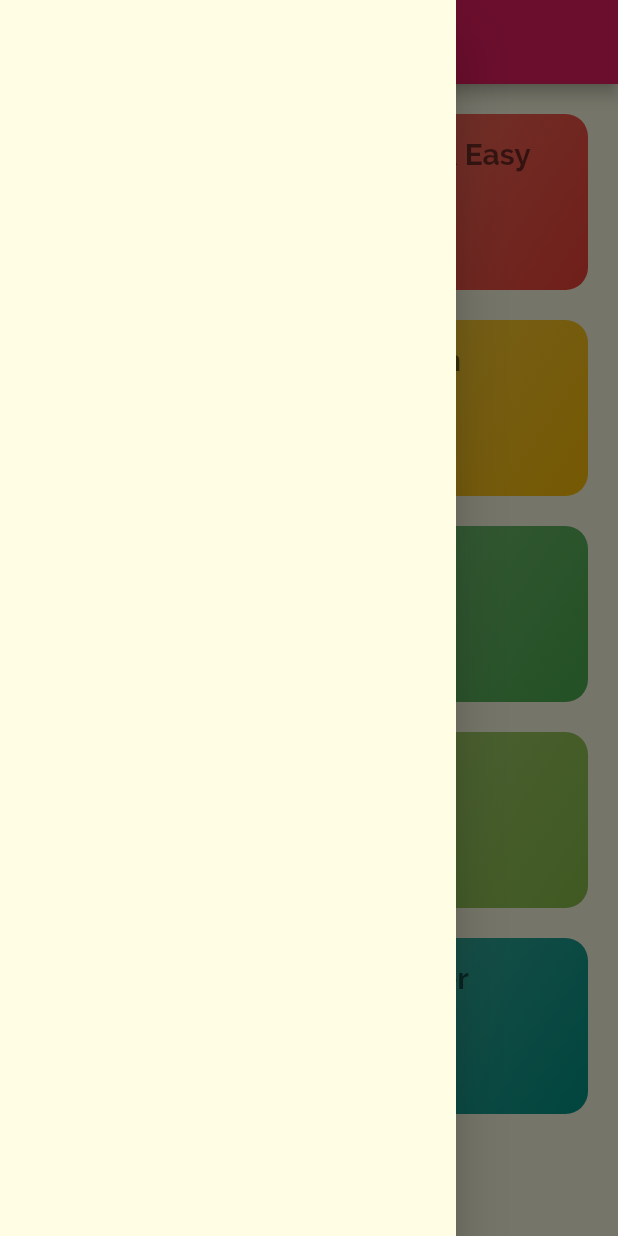
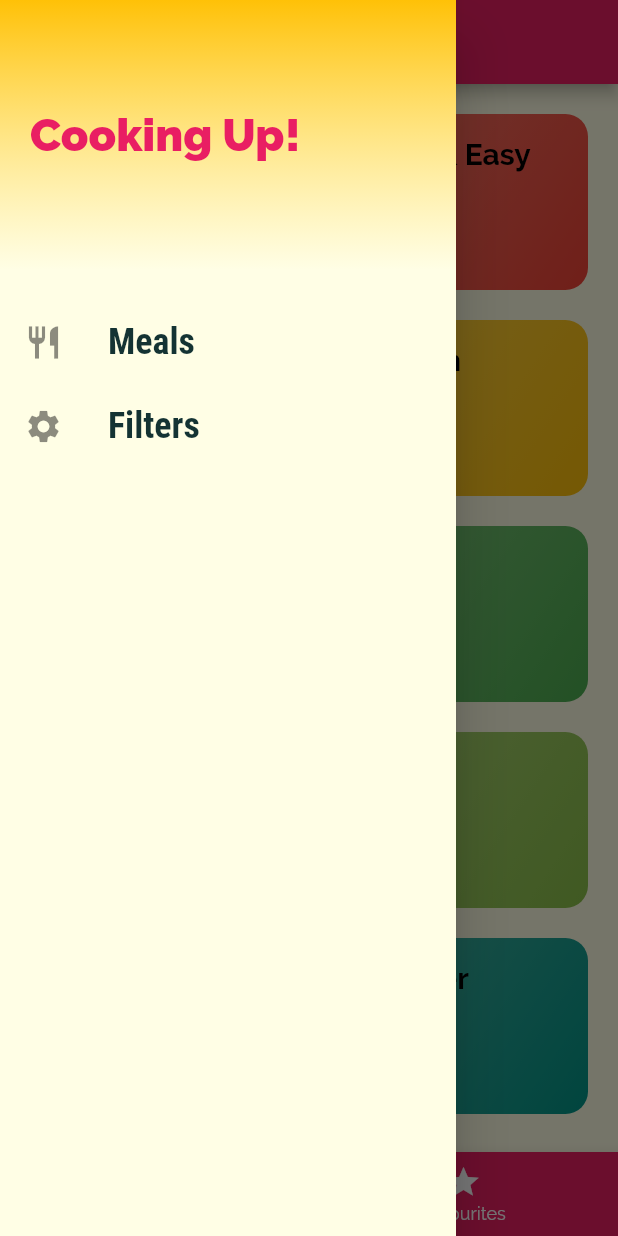
Before and after one commit to aditya3901/Flutter-Meals-App, a Flutter app: the screen it shows after launch, with the side drawer open, on a phone screen of 412 x 824 dp. Run offline on Flutter 3.47's test engine with Material 2 defaults, Android fonts, the phone set to English and light mode, and no system bars.

Commit message:
second commit

```diff
--- a/lib/main.dart
+++ b/lib/main.dart
@@ -1,6 +1,8 @@
 import 'package:flutter/material.dart';
-import 'package:meals_app/screens/categories_screen.dart';
 import 'package:meals_app/screens/category_meals_screen.dart';
+import 'package:meals_app/screens/filters_screen.dart';
+import 'package:meals_app/screens/meal_detail_screen.dart';
+import 'package:meals_app/screens/tabs_screen.dart';
 
 void main() => runApp(MyApp());
 
@@ -23,6 +25,7 @@ class MyApp extends StatelessWidget {
               ),
               headline1: const TextStyle(
                 fontSize: 20,
+                color: Colors.black,
                 // fontFamily: 'RobotoCondensed',
                 fontWeight: FontWeight.bold,
               ),
@@ -31,9 +34,20 @@ class MyApp extends StatelessWidget {
       // home: CategoriesScreen(),
       initialRoute: '/',
       routes: {
-        '/': (context) => CategoriesScreen(),
+        '/': (context) => TabsScreen(),
         CategoryMealsScreen.routeName: (context) => CategoryMealsScreen(),
+        MealDetailScreen.routeName: (context) => MealDetailScreen(),
+        FiltersScreen.routeName: (context) => FiltersScreen(),
       },
+      // onGenerateRoute: (settings) {
+      //   // if pushNamed() calls a route that is not defined in the routes table
+      //   return MaterialPageRoute(
+      //       builder: (context) =>
+      //           CategoriesScreen()); // then navigate to this route
+      // },
+      // onUnknownRoute: (settings) {
+      //   return MaterialPageRoute(builder: (context) => CategoriesScreen());
+      // },
     );
   }
 }
--- a/lib/screens/categories_screen.dart
+++ b/lib/screens/categories_screen.dart
@@ -5,17 +5,7 @@ import 'package:meals_app/dummy_data.dart';
 class CategoriesScreen extends StatelessWidget {
   @override
   Widget build(BuildContext context) {
-    return Scaffold(
-      appBar: AppBar(
-        title: const Text(
-          "Daily Meals",
-          style: TextStyle(
-            fontWeight: FontWeight.bold,
-          ),
-        ),
-      ),
-      drawer: Drawer(),
-      body: GridView(
+    return GridView(
       padding: const EdgeInsets.all(20),
       gridDelegate: const SliverGridDelegateWithMaxCrossAxisExtent(
         maxCrossAxisExtent: 200,
@@ -30,7 +20,6 @@ class CategoriesScreen extends StatelessWidget {
           data.color,
         );
       }).toList(),
-      ),
     );
   }
 }
--- /dev/null
+++ b/lib/screens/tabs_screen.dart
@@ -0,0 +1,60 @@
+import 'package:flutter/material.dart';
+import 'package:meals_app/screens/categories_screen.dart';
+import 'package:meals_app/screens/favourites_screen.dart';
+import 'package:meals_app/widgets/main_drawer.dart';
+
+class TabsScreen extends StatefulWidget {
+  @override
+  _TabsScreenState createState() => _TabsScreenState();
+}
+
+class _TabsScreenState extends State<TabsScreen> {
+  final List<Map<String, Object>> _pages = [
+    {
+      'page': CategoriesScreen(),
+      'title': 'Categories',
+    },
+    {
+      "page": FavouritesScreen(),
+      "title": 'Favourites',
+    },
+  ];
+  int _selectedPageIndex = 0;
+
+  void _selectPage(int index) {
+    setState(() {
+      _selectedPageIndex = index;
+    });
+  }
+
+  @override
+  Widget build(BuildContext context) {
+    return Scaffold(
+      appBar: AppBar(
+        title: Text(_pages[_selectedPageIndex]['title'] as String),
+      ),
+      drawer: MainDrawer(),
+      body: _pages[_selectedPageIndex]['page'] as Widget,
+      bottomNavigationBar: BottomNavigationBar(
+        backgroundColor: Theme.of(context).primaryColor,
+        unselectedItemColor: Colors.white,
+        selectedItemColor: Colors.amber,
+        currentIndex: _selectedPageIndex,
+        onTap: _selectPage,
+        // type: BottomNavigationBarType.shifting,
+        items: const [
+          BottomNavigationBarItem(
+            // backgroundColor: Theme.of(context).primaryColor,
+            icon: Icon(Icons.category),
+            label: "Categories",
+          ),
+          BottomNavigationBarItem(
+            // backgroundColor: Theme.of(context).primaryColor,
+            icon: Icon(Icons.star),
+            label: "Favourites",
+          ),
+        ],
+      ),
+    );
+  }
+}
--- /dev/null
+++ b/lib/widgets/main_drawer.dart
@@ -0,0 +1,63 @@
+import 'package:flutter/material.dart';
+import 'package:meals_app/screens/filters_screen.dart';
+
+class MainDrawer extends StatelessWidget {
+  Widget buildListTile(String title, IconData icon, VoidCallback tapHandler) {
+    return ListTile(
+      onTap: tapHandler,
+      leading: Icon(
+        icon,
+        size: 26,
+      ),
+      title: Text(
+        title,
+        style: const TextStyle(
+          fontFamily: 'RobotoCondensed',
+          fontSize: 24,
+          fontWeight: FontWeight.bold,
+        ),
+      ),
+    );
+  }
+
+  @override
+  Widget build(BuildContext context) {
+    return Drawer(
+      child: Column(
+        children: [
+          Container(
+            decoration: BoxDecoration(
+              gradient: LinearGradient(
+                colors: [
+                  Colors.amber,
+                  Colors.amberAccent.withOpacity(0.0),
+                ],
+                begin: Alignment.topCenter,
+                end: Alignment.bottomCenter,
+              ),
+            ),
+            height: 180,
+            width: double.infinity,
+            padding: const EdgeInsets.all(20),
+            alignment: Alignment.centerLeft,
+            child: Text(
+              "Cooking Up!",
+              style: TextStyle(
+                fontWeight: FontWeight.w900,
+                fontSize: 30,
+                color: Theme.of(context).primaryColor,
+              ),
+            ),
+          ),
+          const SizedBox(height: 20),
+          buildListTile("Meals", Icons.restaurant, () {
+            Navigator.of(context).pushReplacementNamed('/');  // Not added to stack, rather replaced || No back button
+          }),
+          buildListTile("Filters", Icons.settings, () {
+            Navigator.of(context).pushReplacementNamed(FiltersScreen.routeName);  // Not added to stack, rather replaced || No back button
+          }),
+        ],
+      ),
+    );
+  }
+}
```
Also changed, not shown: lib/screens/category_meals_screen.dart (+41 -10 lines), lib/screens/favourites_screen.dart (added, +9 -0 lines), lib/screens/filters_screen.dart (added, +96 -0 lines), lib/screens/meal_detail_screen.dart (added, +104 -0 lines), lib/widgets/meal_item.dart (+18 -2 lines). Lines whose indentation alone changed are shown as unchanged.
